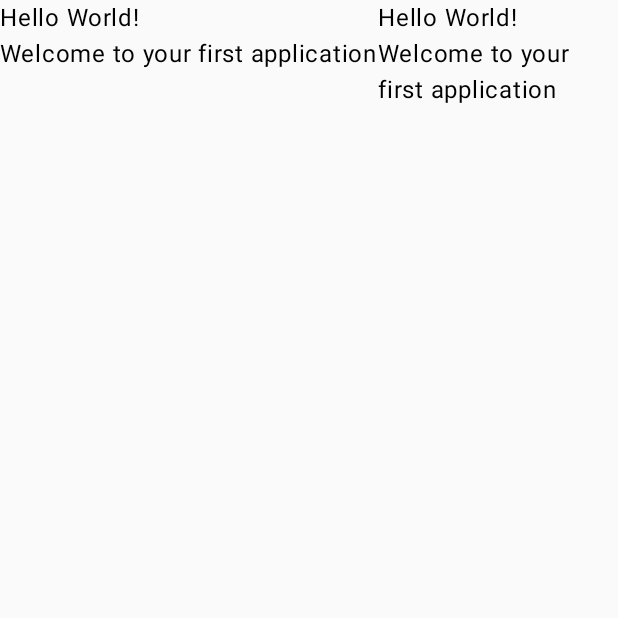
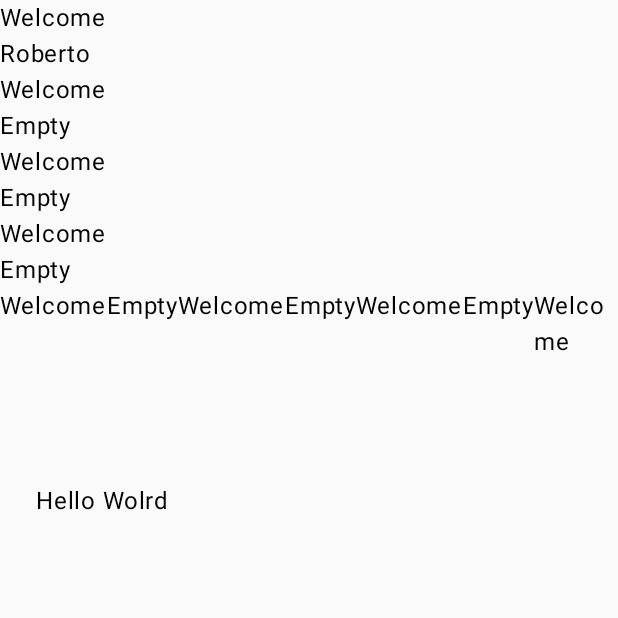
Before and after one commit to 04-velasco-mariana/WorkClass, an Android app built with Jetpack Compose: the screen it shows after launch (MainActivity), on a phone screen of 412 x 824 dp, the top half of it. Run offline under Robolectric (Android 15) with nearby library versions, the phone set to English and light mode, and no system bars.

Commit message:
Use of simple layout comnponents, Use of modifiers and composable functions

```diff
--- a/app/src/main/java/com/example/workclass/MainActivity.kt
+++ b/app/src/main/java/com/example/workclass/MainActivity.kt
@@ -4,69 +4,110 @@ import android.os.Bundle
 import androidx.activity.ComponentActivity
 import androidx.activity.compose.setContent
 import androidx.activity.enableEdgeToEdge
+import androidx.compose.foundation.background
+import androidx.compose.foundation.border
+import androidx.compose.foundation.clickable
+import androidx.compose.foundation.layout.Arrangement
 import androidx.compose.foundation.layout.Box
 import androidx.compose.foundation.layout.Column
 import androidx.compose.foundation.layout.Row
+import androidx.compose.foundation.layout.fillMaxHeight
 import androidx.compose.foundation.layout.fillMaxSize
+import androidx.compose.foundation.layout.fillMaxWidth
 import androidx.compose.foundation.layout.padding
+import androidx.compose.foundation.layout.width
 import androidx.compose.material3.Scaffold
 import androidx.compose.material3.Text
 import androidx.compose.runtime.Composable
+import androidx.compose.ui.Alignment
 import androidx.compose.ui.Modifier
+import androidx.compose.ui.graphics.Color
 import androidx.compose.ui.tooling.preview.Preview
+import androidx.compose.ui.unit.dp
 import com.example.workclass.ui.theme.WorkClassTheme
 
 class MainActivity : ComponentActivity() {
     override fun onCreate(savedInstanceState: Bundle?) {
         super.onCreate(savedInstanceState)
-       // enableEdgeToEdge()
+        // enableEdgeToEdge()
         setContent {
             WorkClassTheme {
 
-                Row(){
+                Column() {
                     Column() {
-                        Text(text = "Hello World!")
-                        Text(text = "Welcome to your first application")
+                        TextComposabe("Roberto")
+                        TextComposabe()
+                        TextComposabe()
+                        TextComposabe()
                     }
-                    Column () {
-                        Text(text = "Hello World!")
-                        Text(text = "Welcome to your first application")
+                    Row() {
+                        TextComposabe()
+                        TextComposabe()
+                        TextComposabe()
+                        TextComposabe()
                     }
-                    Column () {
-                        Text(text = "Hello World!")
-                        Text(text = "Welcome to your first application")
+                    Column() {
+                        ModifierExample2()
                     }
                 }
 
-
-                /*
-                Scaffold(modifier = Modifier.fillMaxSize()) { innerPadding ->
-                    Greeting(
-                        name = "Android",
-                        modifier = Modifier.padding(innerPadding)
-                    )
-                }
-
-                 */
             }
         }
     }
-}
 
-/*
-@Composable
-fun Greeting(name: String, modifier: Modifier = Modifier) {
-    Text(
-        text = "Hello $name!",
-        modifier = modifier
-    )
-}
+    @Preview(showBackground = true) //previsualizar la funcion
+    @Composable
+    fun TextComposabe(name: String = "Empty") {
+        Text("Welcome")
+        Text(name)
+    }
 
-@Preview(showBackground = true)
-@Composable
-fun GreetingPreview() {
-    WorkClassTheme {
-        Greeting("Android")
+    @Preview(showBackground = true)
+    @Composable
+    fun ModifierExample1() {
+        Column(
+            modifier = Modifier
+                .padding(50.dp, 30.dp, 20.dp, 10.dp)
+        ) {
+            Text("Hello Wolrd")
+        }
+    }
+
+    @Preview(showBackground = true)
+    @Composable
+    fun ModifierExample2() {
+        Column(
+            modifier = Modifier
+                .padding(24.dp, 10.dp)
+                .fillMaxWidth() //ancho
+                .clickable(onClick = { clickAction() })
+        ) {
+            Text("Hello Wolrd")
+        }
+    }
+
+    fun clickAction() {
+        println("Column Clicked")
+    }
+
+    @Preview(showBackground = true)
+    @Composable
+    fun ModifierExample3() {
+        Column (
+            modifier = Modifier
+                .fillMaxHeight()
+                .padding(16.dp)
+                .background(Color.Cyan)
+                .border(width = 2.dp, color= Color.Black)
+                .width(200.dp),
+            horizontalAlignment = Alignment.CenterHorizontally,
+            verticalArrangement = Arrangement.SpaceEvenly
+
+        ){
+            TextComposabe("1")
+            TextComposabe("2")
+            TextComposabe("3")
+            TextComposabe("4")
+        }
     }
 }
- */
```
